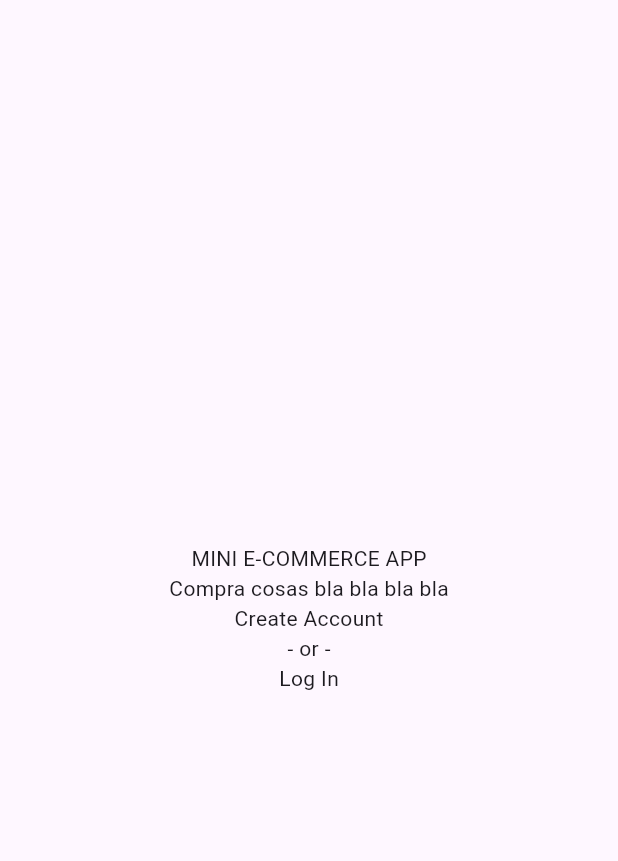
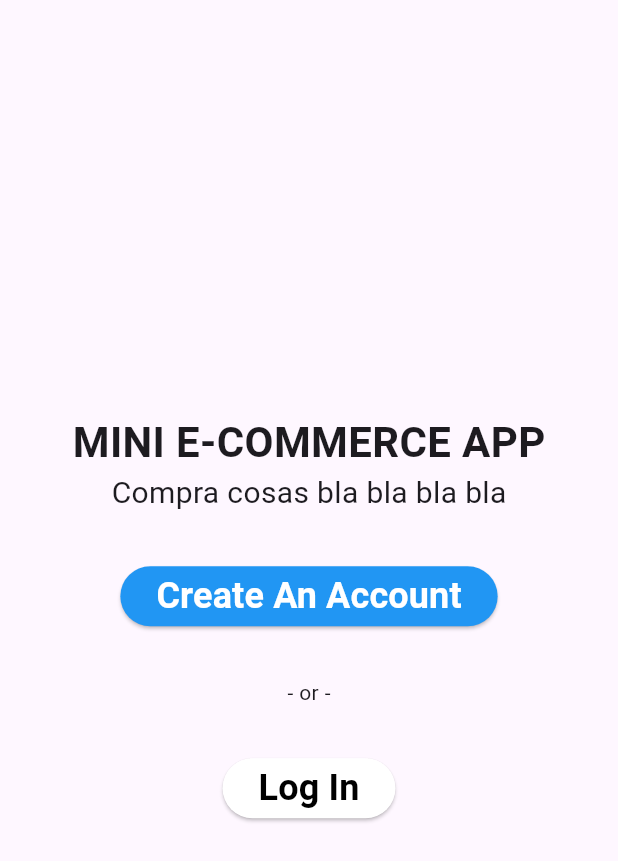
Before and after one commit to TLifeOfCris/MiniEcommerceApp, a Flutter app: the screen it shows after launch, on a phone screen of 412 x 824 dp. Shown: the top 861 px of the screen. Run offline on Flutter 3.47's test engine with Material 3 defaults, Android fonts, the phone set to English and light mode, and no system bars.

Commit message:
Se agregaron botones y texto en la pantalla de inicio de sesion y Crear Cuenta

```diff
--- a/lib/screens/welcomescren.dart
+++ b/lib/screens/welcomescren.dart
@@ -1,4 +1,5 @@
 import 'package:flutter/material.dart';
+import 'package:miniecommerceapp/widgets/buttonfromwelcome.dart';
 
 class WelcomeScreen extends StatelessWidget {
   const WelcomeScreen({super.key});
@@ -11,13 +12,24 @@ class WelcomeScreen extends StatelessWidget {
           crossAxisAlignment: CrossAxisAlignment.center,
           mainAxisAlignment: MainAxisAlignment.center,
           children: <Widget>[
-            Text('MINI E-COMMERCE APP'),
-            Text('Compra cosas bla bla bla bla'),
+            Text('MINI E-COMMERCE APP', style: TextStyle(fontSize: 28, fontWeight: FontWeight.bold),),
+            Text('Compra cosas bla bla bla bla', style: TextStyle(fontSize: 20),),
+
+            SizedBox(height: 30,),
             //ELEVATED BUTTON
-            Text('Create Account'),
+           ButtonFromWelcome(texteo: 'Create An Account', color: Colors.blue, size: 24, onPressed: (){
+
+           }, textColor: Colors.white),
+
+           SizedBox(height: 30,),
+           // Text('Create Account'),
             Text('- or -'),
+            SizedBox(height: 30,),
             //ELEVATED BUTTON
-            Text('Log In')
+            ButtonFromWelcome(texteo: 'Log In', color: Colors.white, size: 24, textColor: Colors.black, onPressed: (){
+
+            })
+            //Text('Log In')
           ],
         ),
       ),
--- /dev/null
+++ b/lib/widgets/buttonfromwelcome.dart
@@ -0,0 +1,28 @@
+import 'package:flutter/material.dart';
+
+class ButtonFromWelcome extends StatelessWidget {
+  final String texteo;
+  final Color color;
+  final double size;
+  final VoidCallback onPressed;
+  final Color textColor;
+
+  const ButtonFromWelcome({super.key,
+  required this.texteo,
+  required this.color,
+  required this.size,
+  required this.onPressed,
+  required this.textColor});
+
+  @override
+  Widget build(BuildContext context) {
+    return ElevatedButton(
+              style:  ButtonStyle(backgroundColor: WidgetStatePropertyAll(color)),
+              onPressed: onPressed,
+              child: Text(texteo, style: TextStyle(
+                color: textColor,
+                fontWeight: FontWeight.bold,
+                fontSize: size,
+              ),));
+  }
+}
```
